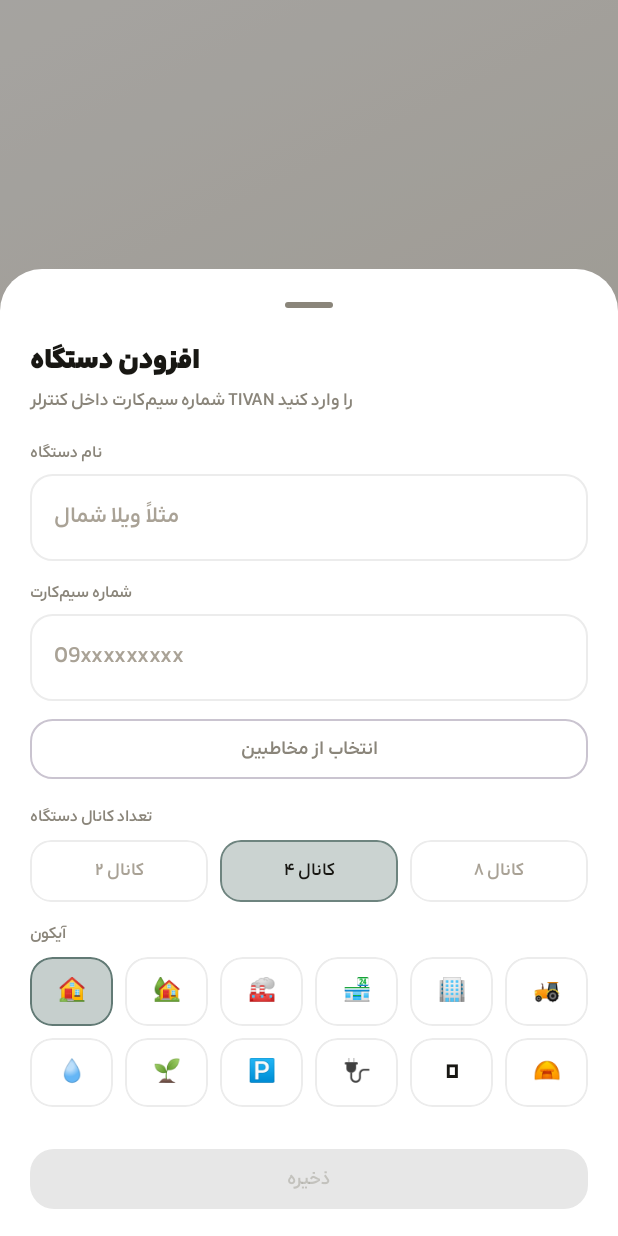
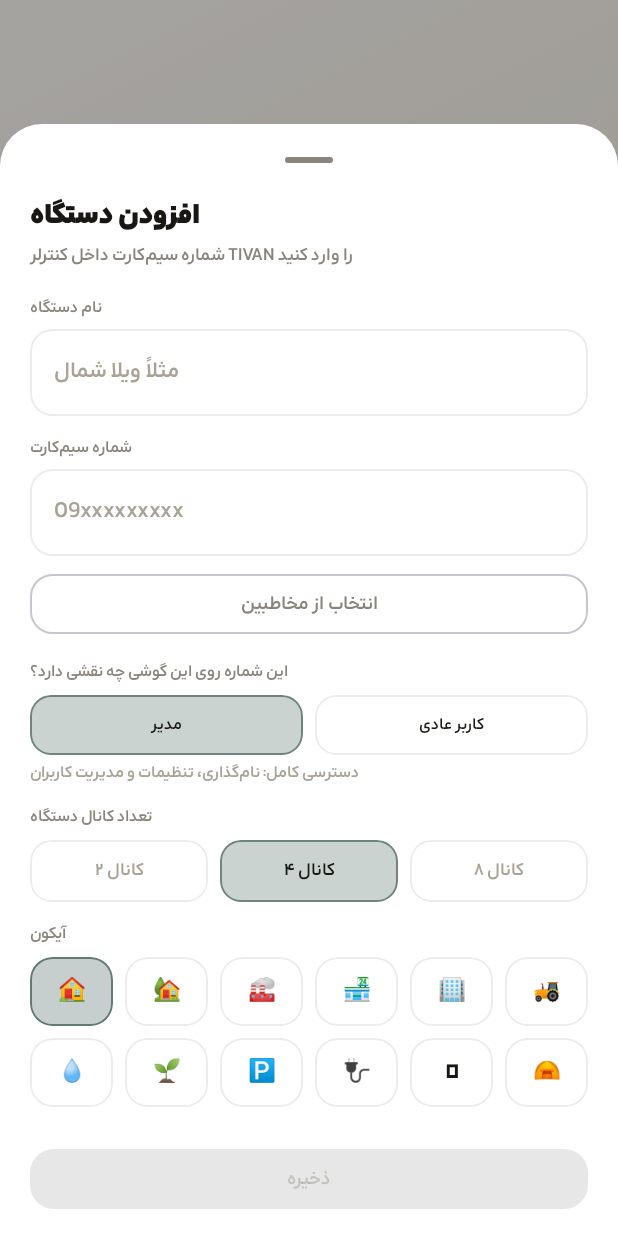
Before and after one commit to TheMojtabaM1/Tivan, an Android app built with Jetpack Compose: the screen it shows after launch (MainActivity), after a tap on "افزودن دستگاه", on a phone screen of 412 x 824 dp. Run offline under Robolectric (Android 15) with nearby library versions, the phone set to English and light mode, and no system bars; our stand-ins replace Room's generated code; 1 statement that could not run was skipped; 1 other tap on this screen came first.

Commit message:
Add admin/regular-user role on device add, restrict settings, add manual refresh
- Adding a device now asks whether this phone's number is registered as
  the device's manager or a regular user (per the manual: regular users
  may only switch outputs and view status). Stored per-device
  (isManager, migration 4->5) and used to hide rename/timer controls in
  the outputs tab and gate every Settings tab except appearance behind
  a manager-only notice for regular-user devices.
- Home screen gets a "بروزرسانی اطلاعات" button that sends the
  device's REPORT command to force a fresh status pull on demand.

Co-Authored-By: Claude Sonnet 5 <noreply@anthropic.com>
Claude-Session: https://claude.ai/code/session_015MChLWSmXGzaiEaL5q9s94

```diff
--- a/android/app/src/main/java/ir/tivan/controller/MainActivity.kt
+++ b/android/app/src/main/java/ir/tivan/controller/MainActivity.kt
@@ -284,7 +284,7 @@ private fun RootScreen(
             devices = devices,
             selectedId = device?.id,
             onSelect = { viewModel.selectDevice(it) },
-            onAdd = { n, p, i, ch -> viewModel.addDevice(n, p, i, ch) },
+            onAdd = { n, p, i, ch, mgr -> viewModel.addDevice(n, p, i, ch, mgr) },
             onDelete = { viewModel.deleteDevice(it) },
             onDismiss = { sheetOpen = false }
         )
--- a/android/app/src/main/java/ir/tivan/controller/data/AppDatabase.kt
+++ b/android/app/src/main/java/ir/tivan/controller/data/AppDatabase.kt
@@ -8,7 +8,7 @@ import androidx.room.TypeConverters
 
 @Database(
     entities = [Device::class, MessageLog::class, DeviceStatus::class],
-    version = 4,
+    version = 5,
     exportSchema = true
 )
 @TypeConverters(Converters::class)
--- a/android/app/src/main/java/ir/tivan/controller/ui/MainViewModel.kt
+++ b/android/app/src/main/java/ir/tivan/controller/ui/MainViewModel.kt
@@ -298,9 +298,9 @@ class MainViewModel(app: Application) : AndroidViewModel(app) {
     // ---- device management --------------------------------------------------
     fun selectDevice(id: Long) = repo.selectDevice(id)
 
-    fun addDevice(name: String, phone: String, icon: String, channelCount: Int = 4) {
+    fun addDevice(name: String, phone: String, icon: String, channelCount: Int = 4, isManager: Boolean = true) {
         viewModelScope.launch {
-            repo.addDevice(name.ifBlank { "دستگاه جدید" }, phone, icon, channelCount)
+            repo.addDevice(name.ifBlank { "دستگاه جدید" }, phone, icon, channelCount, isManager)
             emitToast("دستگاه اضافه شد")
         }
     }
--- a/android/app/src/main/java/ir/tivan/controller/ui/components/DeviceBar.kt
+++ b/android/app/src/main/java/ir/tivan/controller/ui/components/DeviceBar.kt
@@ -94,7 +94,7 @@ fun DeviceSwitcherSheet(
     devices: List<Device>,
     selectedId: Long?,
     onSelect: (Long) -> Unit,
-    onAdd: (name: String, phone: String, icon: String, channelCount: Int) -> Unit,
+    onAdd: (name: String, phone: String, icon: String, channelCount: Int, isManager: Boolean) -> Unit,
     onDelete: (Device) -> Unit,
     onDismiss: () -> Unit
 ) {
@@ -104,6 +104,7 @@ fun DeviceSwitcherSheet(
     var phone by remember { mutableStateOf("") }
     var icon by remember { mutableStateOf("🏠") }
     var channelCount by remember { mutableStateOf(4) }
+    var isManager by remember { mutableStateOf(true) }
 
     val context = LocalContext.current
     val contactLauncher = rememberLauncherForActivityResult(
@@ -196,6 +197,34 @@ fun DeviceSwitcherSheet(
                         shape = RoundedCornerShape(15.dp)
                     ) { Text("انتخاب از مخاطبین") }
                     Spacer(Modifier.height(13.dp))
+                    Text(
+                        "این شماره روی این گوشی چه نقشی دارد؟",
+                        style = MaterialTheme.typography.labelSmall,
+                        color = c.dim
+                    )
+                    Spacer(Modifier.height(7.dp))
+                    Row(horizontalArrangement = Arrangement.spacedBy(8.dp)) {
+                        RoleOption(
+                            label = "مدیر",
+                            selected = isManager,
+                            modifier = Modifier.weight(1f),
+                            onClick = { isManager = true }
+                        )
+                        RoleOption(
+                            label = "کاربر عادی",
+                            selected = !isManager,
+                            modifier = Modifier.weight(1f),
+                            onClick = { isManager = false }
+                        )
+                    }
+                    Text(
+                        if (isManager) "دسترسی کامل: نام‌گذاری، تنظیمات و مدیریت کاربران"
+                        else "فقط روشن/خاموش کردن خروجی‌ها و دیدن وضعیت",
+                        style = MaterialTheme.typography.labelSmall,
+                        color = c.dim2,
+                        modifier = Modifier.padding(top = 4.dp)
+                    )
+                    Spacer(Modifier.height(13.dp))
                     Text("تعداد کانال دستگاه", style = MaterialTheme.typography.labelSmall, color = c.dim)
                     Spacer(Modifier.height(7.dp))
                     Row(horizontalArrangement = Arrangement.spacedBy(8.dp)) {
@@ -243,7 +272,7 @@ fun DeviceSwitcherSheet(
                         Button(
                             onClick = {
                                 if (phone.isNotBlank()) {
-                                    onAdd(name, phone, icon, channelCount)
+                                    onAdd(name, phone, icon, channelCount, isManager)
                                     onDismiss()
                                 }
                             },
@@ -290,6 +319,31 @@ private fun DeviceRow(
                 }
             }
         }
+    }
+}
+
+@Composable
+private fun RoleOption(
+    label: String,
+    selected: Boolean,
+    modifier: Modifier = Modifier,
+    onClick: () -> Unit
+) {
+    val c = Tivan
+    Box(
+        modifier
+            .clip(RoundedCornerShape(14.dp))
+            .background(if (selected) c.primary.copy(alpha = 0.22f) else c.glassStrong)
+            .border(
+                1.dp,
+                if (selected) c.primary.copy(alpha = 0.5f) else c.stroke,
+                RoundedCornerShape(14.dp)
+            )
+            .clickable(onClick = onClick)
+            .padding(vertical = 12.dp),
+        contentAlignment = Alignment.Center
+    ) {
+        Text(label, style = MaterialTheme.typography.labelSmall, color = c.text)
     }
 }
 
```
Also changed, not shown: android/app/src/main/java/ir/tivan/controller/data/Device.kt (+11 -0 lines), android/app/src/main/java/ir/tivan/controller/data/DeviceRepository.kt (+8 -2 lines), android/app/src/main/java/ir/tivan/controller/data/Migrations.kt (+7 -1 lines), android/app/src/main/java/ir/tivan/controller/ui/outputs/OutputsScreen.kt (+24 -10 lines), android/app/src/main/java/ir/tivan/controller/ui/settings/SettingsScreen.kt (+9 -1 lines), 1 other file.
